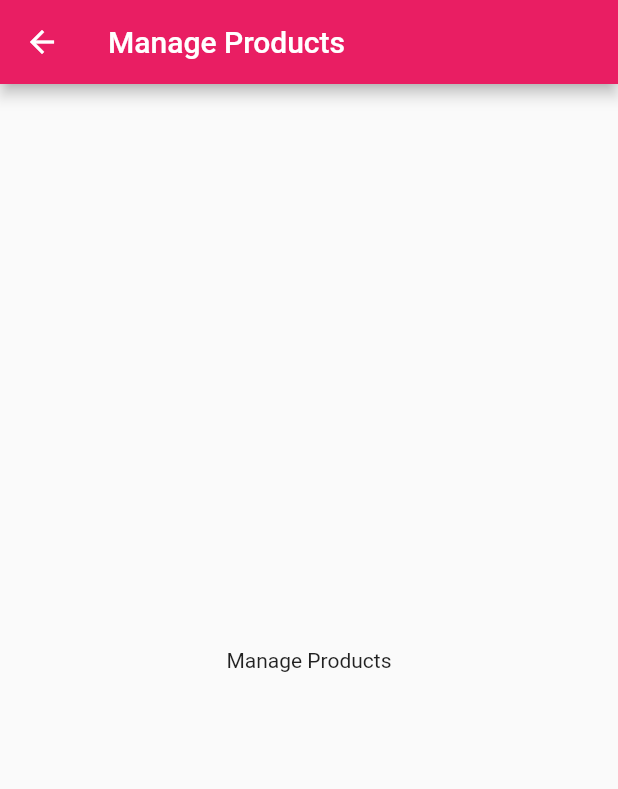
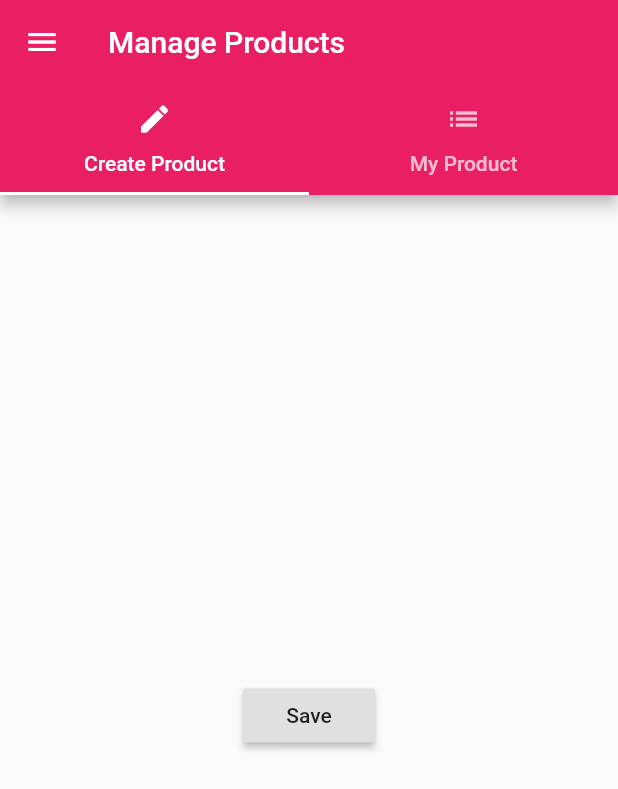
Before and after one commit to zzpmaster/Flutter, a Flutter app: the ProductsAdmin screen opened directly, on a phone screen of 412 x 824 dp. Shown: the top 789 px of the screen. Run offline on Flutter 3.47's test engine with Material 2 defaults, Android fonts, the phone set to English and light mode, and no system bars.

Commit message:
1. Tabs 2. Route (Named routes) 3. Alert dialog 4. Modal

```diff
--- a/lib/pages/auth.dart
+++ b/lib/pages/auth.dart
@@ -1,6 +1,7 @@
 import 'package:flutter/material.dart';
 
 import './home.dart';
+import './products_admin.dart';
 
 class AuthPage extends StatelessWidget {
   @override
@@ -12,8 +13,9 @@ class AuthPage extends StatelessWidget {
         child: Text('LOGIN'),
         onPressed: () {
           // 替换当前的路由
-          Navigator.pushReplacement(context,
-              MaterialPageRoute(builder: (BuildContext context) => HomePage()));
+          // Navigator.pushReplacement(context,
+          //     MaterialPageRoute(builder: (BuildContext context) => HomePage()));
+          Navigator.pushReplacementNamed(context, '/');
         },
       )),
     );
--- /dev/null
+++ b/lib/pages/product_create.dart
@@ -0,0 +1,21 @@
+import 'package:flutter/material.dart';
+
+class ProductCreatePage extends StatelessWidget {
+  @override
+  Widget build(BuildContext context) {
+    return Center(
+      child: RaisedButton(
+        child: Text('Save'),
+        onPressed: () {
+          showModalBottomSheet(
+              context: context,
+              builder: (BuildContext context) {
+                return Center(
+                  child: Text('This is a modal'),
+                );
+              });
+        },
+      ),
+    );
+  }
+}
--- a/lib/pages/products_admin.dart
+++ b/lib/pages/products_admin.dart
@@ -1,12 +1,45 @@
 import 'package:flutter/material.dart';
+
+import 'product_create.dart';
+import 'product_list.dart';
+import 'home.dart';
 
 class ProductsAdmin extends StatelessWidget {
   @override
   Widget build(BuildContext context) {
-    return Scaffold(
-      appBar: AppBar(title: Text('Manage Products')),
-      body: Center(
-        child: Text('Manage Products'),
+    return DefaultTabController(
+      length: 2,
+      child: Scaffold(
+        drawer: Drawer(
+            child: Column(
+          children: <Widget>[
+            AppBar(title: Text('Choose')),
+            ListTile(
+              title: Text('All Products'),
+              onTap: () {
+                Navigator.pushReplacementNamed(context, '/');
+              },
+            )
+          ],
+        )),
+        appBar: AppBar(
+          title: Text('Manage Products'),
+          bottom: TabBar(
+            tabs: <Widget>[
+              Tab(
+                text: 'Create Product',
+                icon: Icon(Icons.create),
+              ),
+              Tab(
+                text: 'My Product',
+                icon: Icon(Icons.list),
+              ),
+            ],
+          ),
+        ),
+        body: TabBarView(
+          children: <Widget>[ProductCreatePage(), ProductListPage()],
+        ),
       ),
     );
   }
--- a/lib/products.dart
+++ b/lib/products.dart
@@ -23,14 +23,9 @@ class Products extends StatelessWidget {
             FlatButton(
               child: Text('Details'),
               // 68. push a page
-              onPressed: () => Navigator.push<bool>(
-                  context,
-                  MaterialPageRoute(
-                    builder: (BuildContext context) =>
-                        // Passing Data Around and pushing the page
-                        ProductPage(
-                            products[index]['title'], products[index]['image']),
-                  )).then((bool value) {
+              onPressed: () => Navigator.pushNamed<bool>(
+                          context, '/product/' + index.toString())
+                      .then((bool value) {
                     if (value) {
                       deleteProduct(index);
                     }
```
Also changed, not shown: lib/main.dart (+60 -6 lines), lib/pages/home.dart (+13 -6 lines), lib/pages/product.dart (+27 -1 lines), lib/pages/product_list.dart (added, +8 -0 lines), lib/product_manager.dart (+28 -32 lines).
